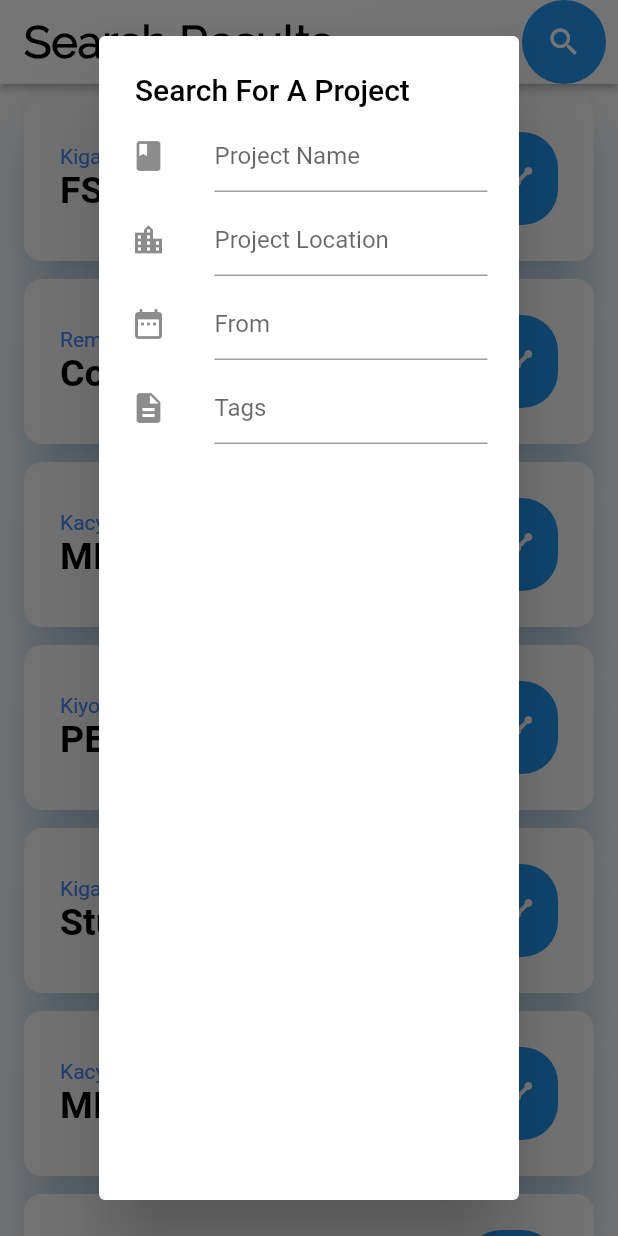
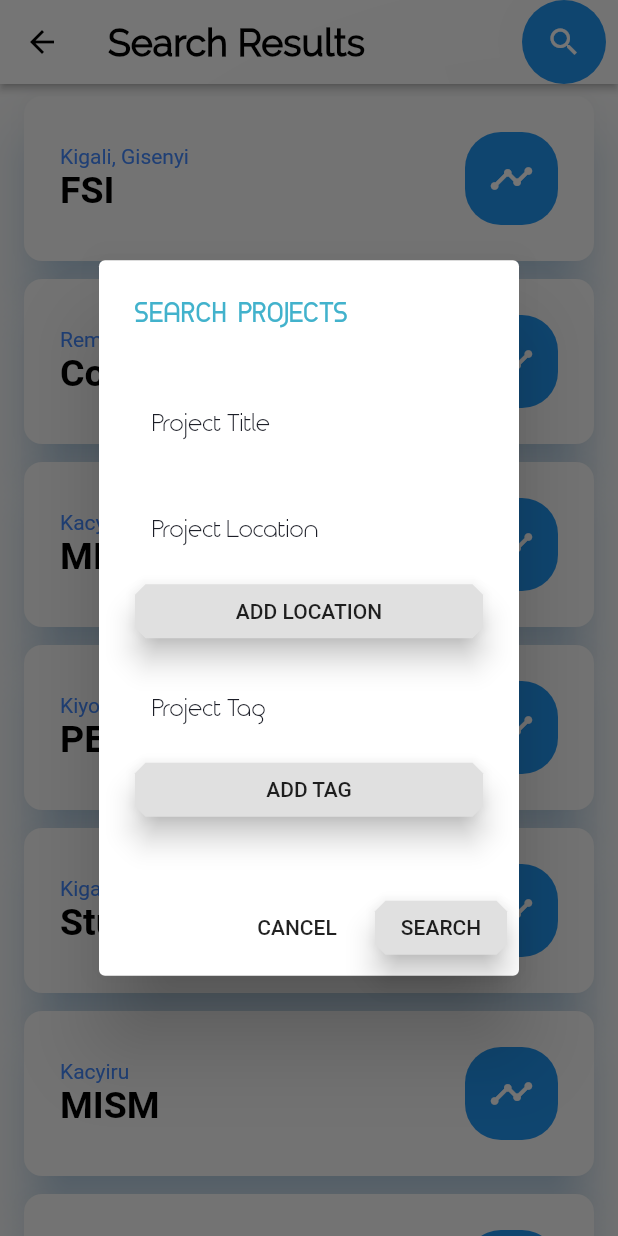
Before and after one commit to pectoraux/EMSRwanda, a Flutter app: the ClosedProjectPage screen opened directly, after a tap on the "search" icon, on a phone screen of 412 x 824 dp. Run offline on Flutter 3.47's test engine with Material 2 defaults, Android fonts, the phone set to English and light mode, and no system bars; our stand-ins replace tuple; missing offline and left inert: date_utils, flutter_calendar, flutter_sparkline.

```diff
--- a/lib/closed_projects.dart
+++ b/lib/closed_projects.dart
@@ -1,8 +1,8 @@
 import 'package:flutter/material.dart';
 import 'package:flutter_staggered_grid_view/flutter_staggered_grid_view.dart';
 import 'closed_project_details.dart';
-
-import 'shop_items_page.dart';
+import 'constants.dart';
+import 'supplemental/cut_corners_border.dart';
 
 class ClosedProjectPage extends StatefulWidget
 {
@@ -17,13 +17,22 @@ class ClosedProjectPageState extends State<ClosedProjectPage>
   @override
   Widget build(BuildContext context)
   {
+    final _bkey = GlobalKey(debugLabel: 'Back Key');
+    final _projectTitleController = TextEditingController();
+    final _projectTitle = GlobalKey(debugLabel: 'Project Title');
+    final _projectLocationsController = TextEditingController();
+    final _projectTagsController = TextEditingController();
+    final _projectLocations = GlobalKey(debugLabel: 'Project Locations');
+    final _projectTags = GlobalKey(debugLabel: 'Project Tags');
+
     return Scaffold
       (
         appBar: AppBar
           (
+          leading: new BackButton(key: _bkey, color: Colors.black,),
           elevation: 2.0,
           backgroundColor: Colors.white,
-        title: Text('Search Results', style: TextStyle(color: Colors.black, fontWeight: FontWeight.w700, fontSize: 30.0)),
+          title: Text('Search Results', style: TextStyle(color: Colors.black, fontWeight: FontWeight.w700, fontSize: 25.0)),
         actions: <Widget>
         [
           Container
@@ -35,8 +44,6 @@ class ClosedProjectPageState extends State<ClosedProjectPage>
               crossAxisAlignment: CrossAxisAlignment.center,
               children: <Widget>
               [
-//                Text('TAP HERE', style: TextStyle(color: Colors.blue, fontWeight: FontWeight.w700, fontSize: 14.0)),
-//                Icon(Icons.search, color: Colors.black54)
        new FloatingActionButton(
       elevation: 200.0,
       child: new Icon(Icons.search),
@@ -45,46 +52,93 @@ class ClosedProjectPageState extends State<ClosedProjectPage>
         new Container(
           width: 450.0,
         );
-        showDialog(context: context, child:
-        new AlertDialog(
-          contentPadding: _padding,
-          title: new Text("Search For A Project",),
-          content: new Column(
+        showDialog<Null>(
+          context: context,
+          barrierDismissible: false, // user must tap button!
+          builder: (BuildContext context) {
+            return new AlertDialog(
+              title: new Text('SEARCH  PROJECTS', style: TodoColors.textStyle,),
+              content: new SingleChildScrollView(
+                child: new ListBody(
                   children: <Widget>[
-                new ListTile(
-                  leading: const Icon(Icons.book),
-                  title: new TextField(
-                    decoration: new InputDecoration(
-                      hintText: "Project Name",
+                    SizedBox(height: 12.0),
+                    TextField(
+                      key: _projectTitle,
+                      controller: _projectTitleController,
+                      decoration: InputDecoration(
+                        labelText: 'Project Title',
+                        labelStyle: TodoColors.textStyle2,
+                        border: CutCornersBorder(),
                       ),
                     ),
-                ),
-                new ListTile(
-                  leading: const Icon(Icons.location_city),
-                  title: new TextField(
-                    decoration: new InputDecoration(
-                      hintText: "Project Location",
+                    SizedBox(height: 12.0),
+                    TextField(
+                      key: _projectLocations,
+                      controller: _projectLocationsController,
+                      decoration: InputDecoration(
+                        labelText: 'Project Location',
+                        labelStyle: TodoColors.textStyle2,
+                        border: CutCornersBorder(),
                       ),
                     ),
+                    RaisedButton(
+                      child: Text('ADD LOCATION'),
+                      elevation: 8.0,
+                      shape: BeveledRectangleBorder(
+                        borderRadius: BorderRadius.all(Radius.circular(7.0)),
                       ),
-                new ListTile(
-                  leading: const Icon(Icons.date_range),
-                  title: new TextField(
-                    decoration: new InputDecoration(
-                      hintText: "From",
+                      onPressed: () {
+                      },
+                    ),
+                    SizedBox(height: 12.0),
+                    TextField(
+                      key: _projectTags,
+                      controller: _projectTagsController,
+                      decoration: InputDecoration(
+                        labelText: 'Project Tag',
+                        labelStyle: TodoColors.textStyle2,
+                        border: CutCornersBorder(),
                       ),
                     ),
+                    RaisedButton(
+                      child: Text('ADD TAG'),
+                      elevation: 8.0,
+                      shape: BeveledRectangleBorder(
+                        borderRadius: BorderRadius.all(Radius.circular(7.0)),
                       ),
-                new ListTile(
-                  leading: const Icon(Icons.description),
-                  title: new TextField(
-                    decoration: new InputDecoration(
-                      hintText: "Tags",
+                      onPressed: () {
+                      },
                     ),
+                    SizedBox(height: 12.0),
+                  ],
                 ),
+
               ),
-              ]),
+
+              actions: <Widget>[
+                FlatButton(
+                  child: Text('CANCEL'),
+                  shape: BeveledRectangleBorder(
+                    borderRadius: BorderRadius.all(Radius.circular(7.0)),
                   ),
+                  onPressed: () {
+                    Navigator.of(context).pop();
+                  },
+                ),
+
+                RaisedButton(
+                  child: Text('SEARCH'),
+                  elevation: 8.0,
+                  shape: BeveledRectangleBorder(
+                    borderRadius: BorderRadius.all(Radius.circular(7.0)),
+                  ),
+                  onPressed: () {
+                  },
+                ),
+
+              ],
+            );
+          },
         );
       },
     ),
--- a/lib/constants.dart
+++ b/lib/constants.dart
@@ -50,4 +50,9 @@ class TodoColors {
       fontWeight: FontWeight.w900,
       fontSize: 13.0,
       fontFamily: ProfileFontNames.TimeBurner);
+
+  static final textStyle5 = new TextStyle(
+      fontWeight: FontWeight.w900,
+      fontSize: 20.0,
+      fontFamily: ProfileFontNames.TimeBurner);
 }
--- a/lib/main_menu.dart
+++ b/lib/main_menu.dart
@@ -15,10 +15,10 @@ class MainMenu extends StatelessWidget {
         padding: const EdgeInsets.only(left: 5.0),
         children: <Widget>[
           _buildListItem("Primary Details", Icons.camera, () {onTap(context, "Primary Details");}),
-          _buildListItem("Banking Details", Icons.home, () {onTap(context, "Banking Details");}),
+          _buildListItem("Banking Details", Icons.account_balance, () {onTap(context, "Banking Details");}),
           _buildListItem("Insurance Details", Icons.local_hospital, () {onTap(context, "Insurance Details");}),
           _buildListItem("Project Details", Icons.work, () {onTap(context, "Project Details");}),
-          _buildListItem("Emergency Details", Icons.work, () {onTap(context, "Emergency Details");}),
+          _buildListItem("Emergency Details", Icons.alarm, () {onTap(context, "Emergency Details");}),
         ],
       ),
     );
--- a/lib/quick_device_actions.dart
+++ b/lib/quick_device_actions.dart
@@ -47,10 +47,10 @@ class QuickDeviceActions extends StatelessWidget {
             scrollDirection: Axis.horizontal,
             children: <Widget>[
               _buildAction(context,
-                  "View Devices", () {}, Colors.blue, blueGradient,
+                  "View\nDevices", () {}, Colors.blue, blueGradient,
                   new AssetImage("assets/images/microphone.png")),
               _buildAction(context,
-                  "Update Device", () {}, Colors.purple, purpleGraient,
+                  "Update\nDevice", () {}, Colors.purple, purpleGraient,
                   new AssetImage("assets/images/wallet.png")),
             ]
         ),
@@ -135,9 +135,9 @@ class QuickDeviceActions extends StatelessWidget {
     final _deviceConditionController = TextEditingController();
     final _deviceCondition = GlobalKey(debugLabel: 'Device Condition');
 
-    if(title == "View Devices"){
+    if(title == "View\nDevices"){
       Navigator.of(context).push(MaterialPageRoute(builder: (_) => ExploreDevicesPage()));
-    }else if(title == "Update Device") {
+    }else if(title == "Update\nDevice") {
       new Container(
         width: 450.0,
       );
--- a/lib/quick_project_actions.dart
+++ b/lib/quick_project_actions.dart
@@ -46,10 +46,10 @@ class QuickProjectActions extends StatelessWidget {
             scrollDirection: Axis.horizontal,
             children: <Widget>[
               _buildAction(context,
-                  "View Projects", () {}, Colors.blue, blueGradient,
+                  "View\nProjects", () {}, Colors.blue, blueGradient,
                   new AssetImage("assets/images/microphone.png")),
               _buildAction(context,
-                  "Delete Project", () {}, Colors.purple, purpleGraient,
+                  "Delete\nProject", () {}, Colors.purple, purpleGraient,
                   new AssetImage("assets/images/wallet.png")),
             ]
         ),
@@ -133,9 +133,9 @@ class QuickProjectActions extends StatelessWidget {
     final _projectLocations = GlobalKey(debugLabel: 'Project Locations');
     final _projectTags = GlobalKey(debugLabel: 'Project Tags');
 
-    if(title == "View Projects"){
+    if(title == "View\nProjects"){
       Navigator.of(context).push(MaterialPageRoute(builder: (_) => ViewProjectsPage()));
-    }else if(title == "Delete Project") {
+    }else if(title == "Delete\nProject") {
       new Container(
         width: 450.0,
       );
--- a/lib/quick_role_actions.dart
+++ b/lib/quick_role_actions.dart
@@ -47,10 +47,10 @@ class QuickRoleActions extends StatelessWidget {
             scrollDirection: Axis.horizontal,
             children: <Widget>[
               _buildAction(context,
-                  "View Roles", () {}, Colors.blue, blueGradient,
+                  "View\nRoles", () {}, Colors.blue, blueGradient,
                   new AssetImage("assets/images/microphone.png")),
               _buildAction(context,
-                  "Update Role", () {}, Colors.purple, purpleGraient,
+                  "Update\nRole", () {}, Colors.purple, purpleGraient,
                   new AssetImage("assets/images/wallet.png")),
             ]
         ),
@@ -128,9 +128,9 @@ class QuickRoleActions extends StatelessWidget {
 
   void onTap(BuildContext context, String title){
     final _padding = EdgeInsets.all(5.0);
-    if(title == "View Roles"){
+    if(title == "View\nRoles"){
       Navigator.of(context).push(MaterialPageRoute(builder: (_) => ViewRolesPage()));
-    }else if(title == "Update Role") {
+    }else if(title == "Update\nRole") {
       showSearchDialog(context);
     }
   }
--- a/lib/quick_tag_actions.dart
+++ b/lib/quick_tag_actions.dart
@@ -47,10 +47,10 @@ class QuickTagActions extends StatelessWidget {
             scrollDirection: Axis.horizontal,
             children: <Widget>[
               _buildAction(context,
-                  "View Tags", () {}, Colors.blue, blueGradient,
+                  "View\nTags", () {}, Colors.blue, blueGradient,
                   new AssetImage("assets/images/microphone.png")),
               _buildAction(context,
-                  "Update Tag", () {}, Colors.purple, purpleGraient,
+                  "Update\nTag", () {}, Colors.purple, purpleGraient,
                   new AssetImage("assets/images/wallet.png")),
             ]
         ),
@@ -132,9 +132,9 @@ class QuickTagActions extends StatelessWidget {
     final _tagName = GlobalKey(debugLabel: 'Tag Name');
     final _tagTypeController = TextEditingController();
     final _tagType = GlobalKey(debugLabel: 'Tag Type');
-    if(title == "View Tags"){
+    if(title == "View\nTags"){
       Navigator.of(context).push(MaterialPageRoute(builder: (_) => ViewTagsPage()));
-    }else if(title == "Update Tag") {
+    }else if(title == "Update\nTag") {
         new Container(
           width: 450.0,
         );
--- a/lib/quick_user_actions.dart
+++ b/lib/quick_user_actions.dart
@@ -47,10 +47,10 @@ class QuickUserActions extends StatelessWidget {
             scrollDirection: Axis.horizontal,
             children: <Widget>[
               _buildAction(context,
-                  "View Users", () {}, Colors.blue, blueGradient,
+                  "View\nUsers", () {}, Colors.blue, blueGradient,
                   new AssetImage("assets/images/microphone.png")),
               _buildAction(context,
-                  "Update User", () {}, Colors.purple, purpleGraient,
+                  "Update\nUser", () {}, Colors.purple, purpleGraient,
                   new AssetImage("assets/images/wallet.png")),
             ]
         ),
@@ -138,9 +138,9 @@ class QuickUserActions extends StatelessWidget {
     final _userLocations = GlobalKey(debugLabel: 'Users Locations');
     final _tags = GlobalKey(debugLabel: 'Project or User Related Tags');
 
-    if(title == "View Users"){
+    if(title == "View\nUsers"){
       Navigator.of(context).push(MaterialPageRoute(builder: (_) => ExploreUsersPage()));
-    }else if(title == "Update User") {
+    }else if(title == "Update\nUser") {
       new Container(
         width: 450.0,
       );
--- a/lib/view_projects.dart
+++ b/lib/view_projects.dart
@@ -1,7 +1,7 @@
 import 'package:flutter/material.dart';
 import 'supplemental/cut_corners_border.dart';
 import 'package:flutter_staggered_grid_view/flutter_staggered_grid_view.dart';
-import 'project_details.dart';
+import 'staffs_stats.dart';
 import 'constants.dart';
 import 'shop_items_page.dart';
 
@@ -33,7 +33,7 @@ class ViewProjectsPageState extends State<ViewProjectsPage>
           leading: new BackButton(key: _bkey, color: Colors.black,),
           elevation: 2.0,
           backgroundColor: Colors.white,
-          title: Text('Your Projects', style: TextStyle(color: Colors.black, fontWeight: FontWeight.w700, fontSize: 30.0)),
+          title: Text('Your Projects', style: TextStyle(color: Colors.black, fontWeight: FontWeight.w700, fontSize: 25.0)),
           actions: <Widget>
           [
             Container
```
Also changed, not shown: lib/category_route.dart (+16 -2 lines), lib/closed_project_details.dart (+20 -11 lines), lib/edit_project.dart (+106 -29 lines), lib/edit_role.dart (+7 -1 lines), lib/project_details.dart (+3 -4 lines), lib/staffs_stats.dart (added, +108 -0 lines), 1 other file. Lines whose indentation alone changed are shown as unchanged.
